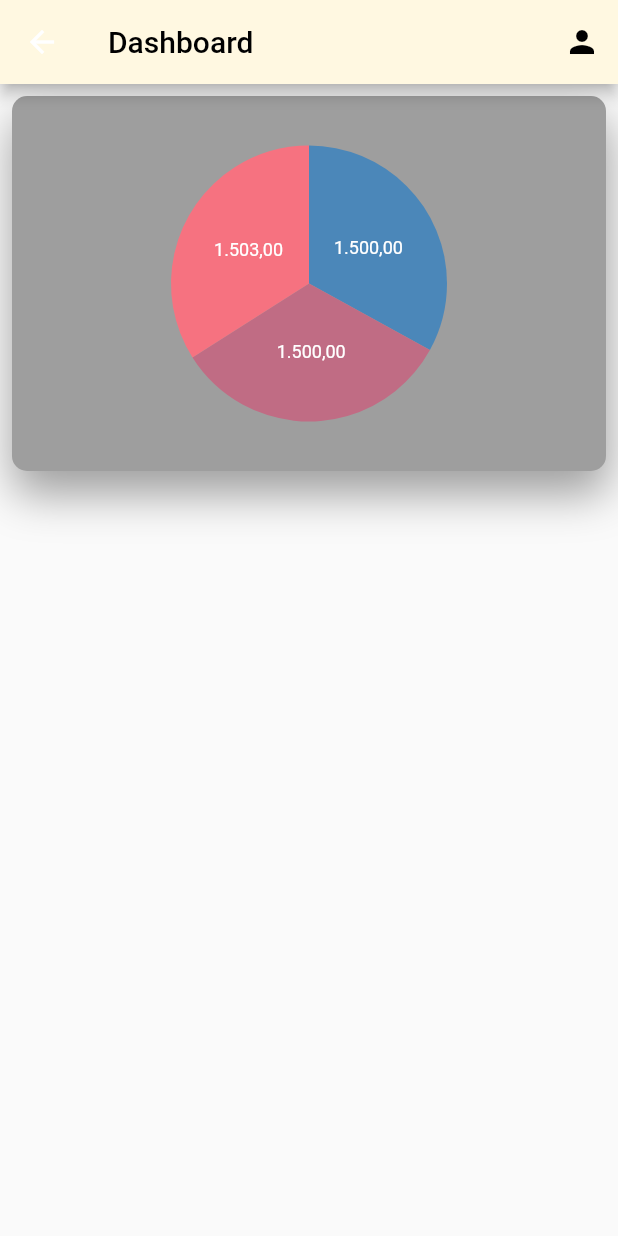
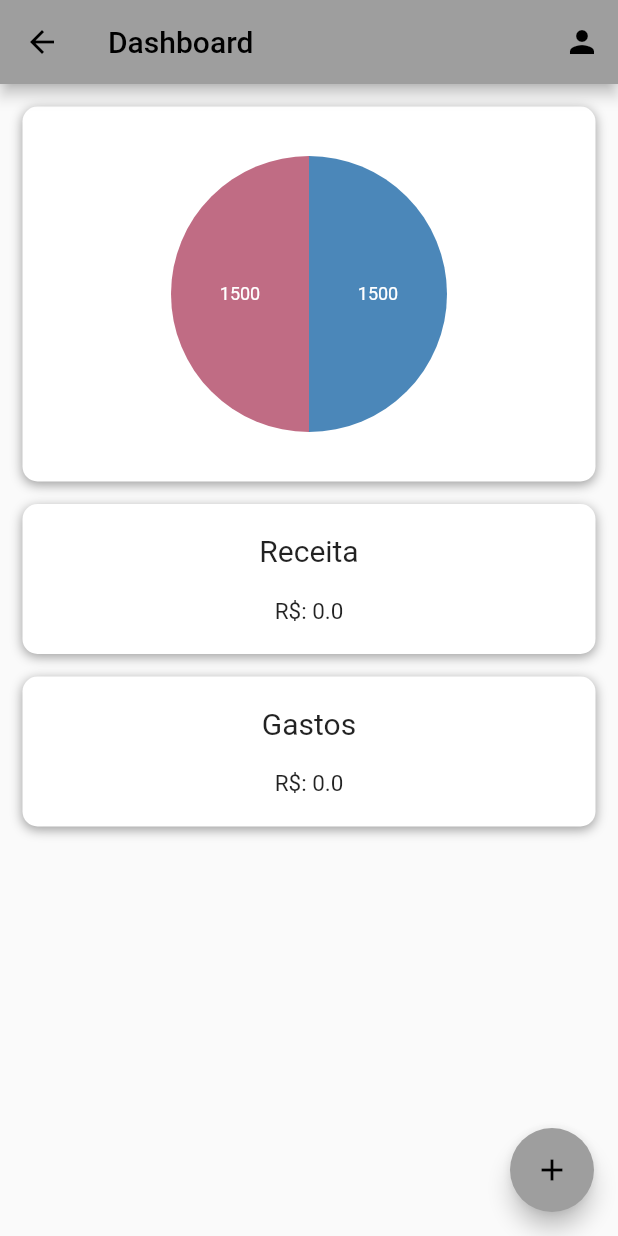
Before and after one commit to ariel-si/MoneyMind, a Flutter app: the Dashboard screen opened directly, on a phone screen of 412 x 824 dp. Run offline on Flutter 3.47's test engine with Material 2 defaults, Android fonts, the phone set to English and light mode, and no system bars; our stand-ins replace syncfusion_flutter_charts.

Commit message:
melhorando a tela de dashboardView.dart

```diff
--- a/lib/componets/grafico_pizza.dart
+++ b/lib/componets/grafico_pizza.dart
@@ -1,27 +1,35 @@
 import 'package:flutter/material.dart';
 import 'package:syncfusion_flutter_charts/charts.dart';
 
-class Grafico extends StatelessWidget {
-  Grafico({Key? key}) : super(key: key);
+class Grafico extends StatefulWidget {
 
+  var valor;
+
+  Grafico({Key? key, required this.valor}) : super(key: key);
+
+  @override
+  State<Grafico> createState() => _GraficoState();
+}
+
+class _GraficoState extends State<Grafico> {
   @override
   Widget build(BuildContext context) {
     List<_PieData> pieData = [
-      _PieData("Vareavel", 33, "1.500,00"),
-      _PieData("Fixo", 33, "1.500,00"),
-      _PieData("Receita", 34, "1.503,00"),
+      _PieData("Gastos", 50, "${widget.valor}"),
+      _PieData("Receita", 50, "${widget.valor}"),
     ];
     return Container(
       height: 250,
-      margin: EdgeInsets.all(8),
+      margin: const EdgeInsets.only(left: 15, right: 15, top: 15),
       decoration: BoxDecoration(
-        color: Colors.grey,
+        color: Colors.white,
         borderRadius: BorderRadius.circular(10),
-        boxShadow: [
+        boxShadow: const [
           BoxShadow(
-              color: Colors.grey, //New
-              blurRadius: 25.0,
-              offset: Offset(1, 15))
+            color: Colors.grey,
+            offset: Offset(0.0, 2.0), //(x,y)
+            blurRadius: 6.0,
+          ),
         ],
       ),
       child: Center(
--- a/lib/views/dashboardView.dart
+++ b/lib/views/dashboardView.dart
@@ -17,7 +17,6 @@ class _DashboardState extends State<Dashboard> {
   Widget build(BuildContext context) {
     return Scaffold(
       appBar: AppBar(
-        backgroundColor: Colors.amber[50],
         title: const Text(
           "Dashboard",
           style: TextStyle(color: Colors.black),
@@ -29,16 +28,27 @@ class _DashboardState extends State<Dashboard> {
           ),
         ],
       ),
-      body: Grafico(),
+      body: Column(
+        children: [
+          Grafico(valor: 1500),
+          CardDashboard(
+            cor: Colors.white,
+            descricao: "Receita",
+            valor: 0.00,
+          ),
+          CardDashboard(
+            cor: Colors.white,
+            descricao: "Gastos",
+            valor: 0.00,
+          ),
+        ],
+      ),
+      floatingActionButton: FloatingActionButton(
+        onPressed: () {},
+        child: const Icon(Icons.add),
+      ),
     );
   }
-}
-
-class _Infections {
-  _Infections(this.year, this.victims);
-
-  final String year;
-  final double victims;
 }
 
 class CardDashboard extends StatelessWidget {
@@ -56,9 +66,9 @@ class CardDashboard extends StatelessWidget {
   @override
   Widget build(BuildContext context) {
     return Container(
-        width: 220,
       height: 100,
-        margin: EdgeInsets.all(8),
+      width: double.infinity,
+      margin: const EdgeInsets.only(left: 15, right: 15, top: 15),
       decoration: BoxDecoration(
         boxShadow: const [
           BoxShadow(
@@ -70,10 +80,6 @@ class CardDashboard extends StatelessWidget {
         borderRadius: BorderRadius.circular(10),
         color: cor,
       ),
-        child: Row(
-          children: [
-            Expanded(
-              flex: 4,
       child: Column(
         crossAxisAlignment: CrossAxisAlignment.center,
         mainAxisAlignment: MainAxisAlignment.spaceEvenly,
@@ -88,23 +94,6 @@ class CardDashboard extends StatelessWidget {
           ),
         ],
       ),
-            ),
-            Expanded(
-              flex: 1,
-              child: Container(
-                height: double.infinity,
-                decoration: const BoxDecoration(
-                    color: Colors.white30,
-                    borderRadius: BorderRadius.only(
-                        topRight: Radius.circular(10),
-                        bottomRight: Radius.circular(10))),
-                child: IconButton(
-                  onPressed: () {},
-                  icon: const Icon(Icons.add),
-                ),
-              ),
-            )
-          ],
-        ));
+    );
   }
 }
```
Also changed, not shown: lib/componets/showpopup.dart (added, +13 -0 lines), lib/main.dart (+3 -4 lines). Lines whose indentation alone changed are shown as unchanged.
